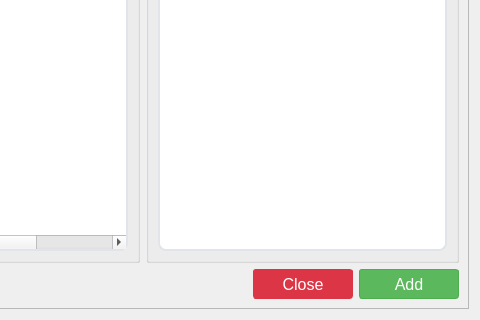
First picture: the form in ui/roles_dialog.ui, repository michael-halim/pos, before the edit; both pictures show x 164 to 644 and y 411 to 731 of the 644 by 731 pixel window.
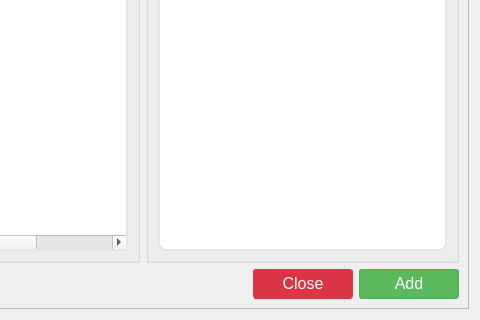
Second picture: the form after the edit. Icons and pictures are not drawn.

Commit message: Patch#37: Added Logs - Added Logs for Products - Added Logs for Suppliers - Added Logs for Categories - Added Logs for Transactions - Added Logs for Users - Added or Update Icon Size

```diff
--- a/ui/roles_dialog.ui
+++ b/ui/roles_dialog.ui
@@ -263,7 +263,7 @@
     border-radius: 3px;
     margin: 0.25rem;
 	opacity: 0.55;
-
+	padding-bottom: 2px;
 }
 </string>
   </property>
@@ -699,6 +699,12 @@
              <iconset>
               <normaloff>../assets/close.png</normaloff>../assets/close.png</iconset>
             </property>
+            <property name="iconSize">
+             <size>
+              <width>12</width>
+              <height>12</height>
+             </size>
+            </property>
            </widget>
           </item>
           <item>
@@ -740,8 +746,8 @@
             </property>
             <property name="iconSize">
              <size>
-              <width>18</width>
-              <height>18</height>
+              <width>14</width>
+              <height>14</height>
              </size>
             </property>
            </widget>
```
The commit also changes 32 other files.
